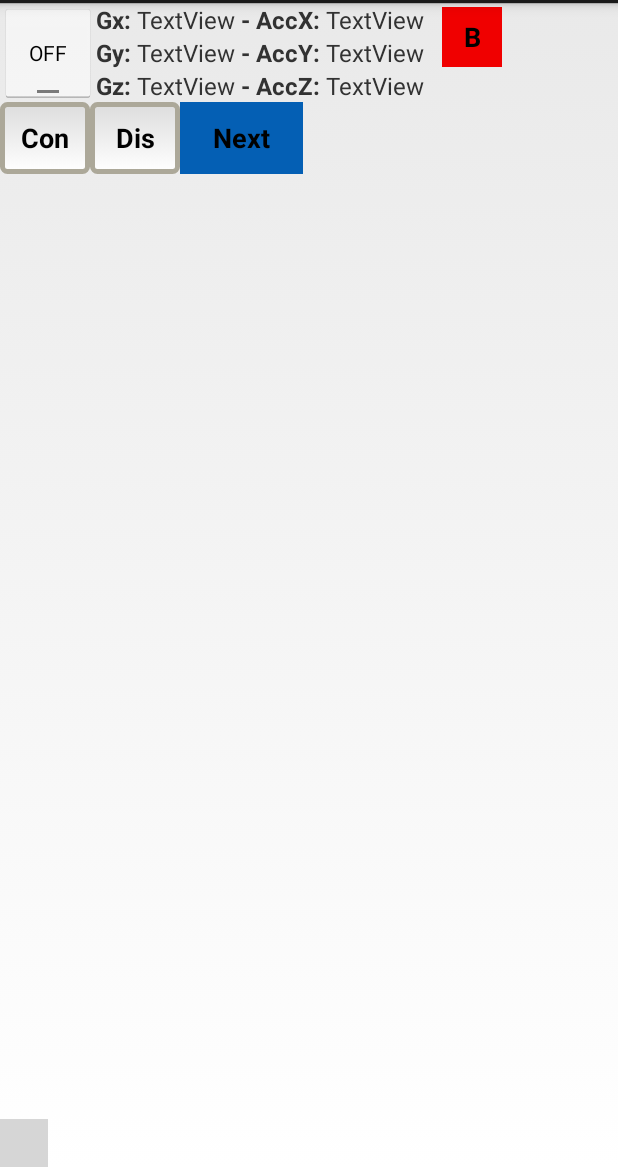
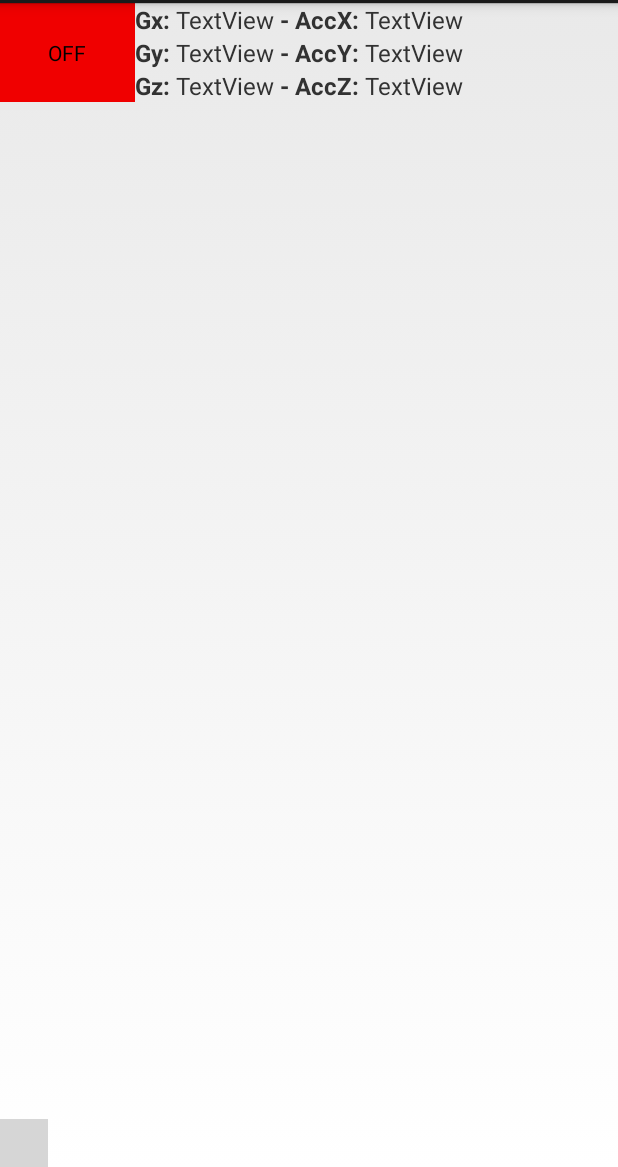
Before and after one commit to fcollova/AndroidRemote, an Android app: the layout activity_android_remote.xml on its own in the app's theme, with its tools: preview values and no code run, on a phone screen of 412 x 824 dp, the part 69-1236 px from its top. Run offline under Robolectric (Android 15) with nearby library versions, the phone set to English and light mode, and no system bars; plain views replace XYPlot; grey boxes are pictures that could not be loaded.

Commit message:
Bluetooth management error + insert toggle button

```diff
--- a/app/src/main/res/layout/activity_android_remote.xml
+++ b/app/src/main/res/layout/activity_android_remote.xml
@@ -15,11 +15,12 @@
         android:weightSum="1">
 
         <ToggleButton
-            android:layout_width="wrap_content"
+            android:layout_width="90dp"
             android:layout_height="match_parent"
             android:text="New ToggleButton"
             android:id="@+id/tButton"
-            android:checked="false" />
+            android:checked="false"
+            android:background="@color/red" />
 
         <LinearLayout
             android:layout_width="wrap_content"
@@ -155,7 +156,8 @@
             android:layout_height="40dp"
             android:text="B"
             android:textStyle="bold"
-            android:background="@color/red" />
+            android:background="@color/red"
+            android:visibility="invisible" />
 
     </LinearLayout>
 
@@ -171,7 +173,8 @@
             android:text="Con"
             android:layout_gravity="left|right"
             android:textStyle="bold"
-            android:background="@drawable/my_custom_button2">
+            android:background="@drawable/my_custom_button2"
+            android:visibility="invisible">
         </Button>
 
         <Button
@@ -181,7 +184,8 @@
             android:text="Dis"
             android:layout_gravity="left|right"
             android:textStyle="bold"
-            android:background="@drawable/my_custom_button2" />
+            android:background="@drawable/my_custom_button2"
+            android:visibility="invisible" />
 
         <Button
             android:id="@+id/next"
@@ -190,7 +194,8 @@
             android:text="Next"
             android:layout_gravity="left|right"
             android:textStyle="bold"
-            android:background="@drawable/my_custom_button" />
+            android:background="@drawable/my_custom_button"
+            android:visibility="invisible" />
 
         <TextView
             android:id="@+id/logview"
```
Also changed, not shown: app/src/main/java/com/example/androidremote/AndroidRemoteActivity.java (+40 -24 lines), app/src/main/java/com/example/androidremote/BtInterface.java (+39 -13 lines), 15 other files.
